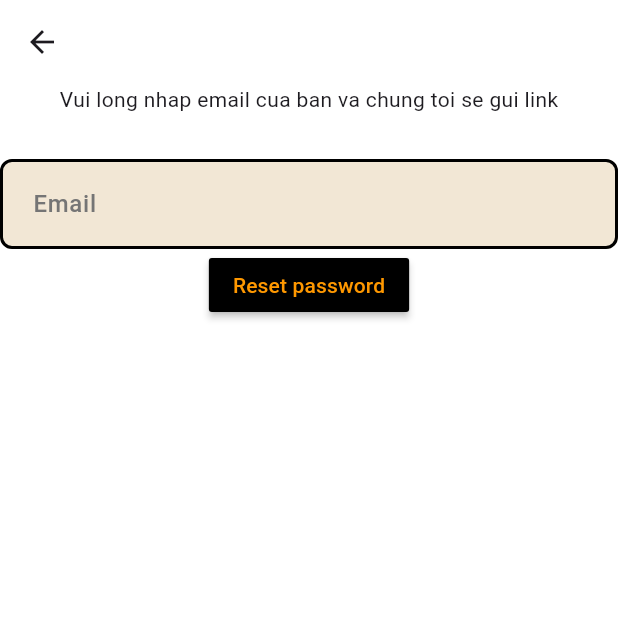
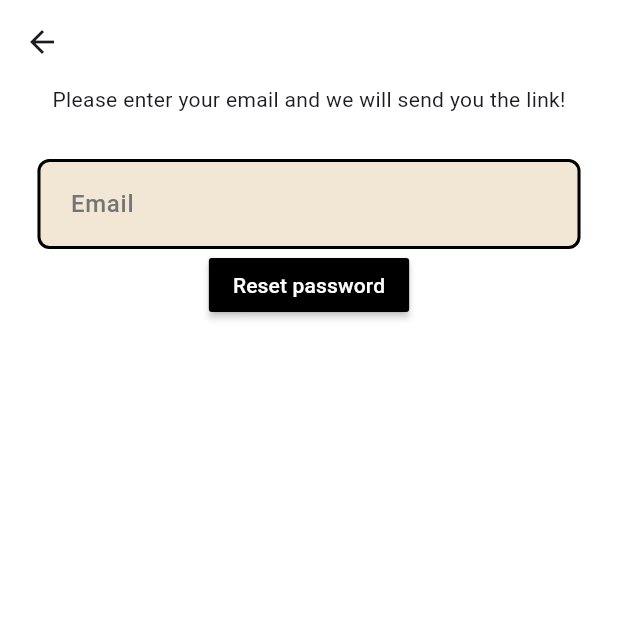
Before and after one commit to viet290423/DoAnLienNganh_Nhom1, a Flutter app: the ForgotPasswordPage screen opened directly, on a phone screen of 412 x 824 dp, the top half of it. Run offline on Flutter 3.47's test engine with Material 3 defaults, Android fonts, the phone set to English and light mode, and no system bars; our stand-ins replace camera, cloud_firestore, firebase_auth, firebase_core, firebase_messaging, firebase_storage and 11 more; accounts and stored records are empty; network calls fail; Roboto replaces fonts that are missing (Montserrat).

```diff
--- a/fuzzysnap/lib/auth/forgot_pw_page.dart
+++ b/fuzzysnap/lib/auth/forgot_pw_page.dart
@@ -44,17 +44,22 @@ class _ForgotPasswordPageState extends State<ForgotPasswordPage> {
   @override
   Widget build(BuildContext context) {
     return Scaffold(
+        backgroundColor: Theme.of(context).colorScheme.surface,
         appBar: AppBar(),
         body: Column(
           children: [
-            const Text("Vui long nhap email cua ban va chung toi se gui link"),
+            const Text(
+                "Please enter your email and we will send you the link!"),
             const SizedBox(
               height: 30,
             ),
-            MyTextField(
-                controller: emailController,
-                hintText: "Email",
-                obscureText: false),
+            Padding(
+              padding: const EdgeInsets.symmetric(horizontal: 25),
+              child: MyTextField(
+                  controller: emailController,
+                  hintText: "Email",
+                  obscureText: false),
+            ),
             MaterialButton(
               onPressed: () {
                 passwordReset();
@@ -62,7 +67,7 @@ class _ForgotPasswordPageState extends State<ForgotPasswordPage> {
               color: Colors.black,
               child: const Text(
                 "Reset password",
-                style: TextStyle(color: Colors.orange),
+                style: TextStyle(color: Colors.white),
               ),
             )
           ],
```
Also changed, not shown: fuzzysnap/lib/database/firestore.dart (+11 -1 lines), fuzzysnap/lib/pages/account/account_page.dart (+20 -2 lines), fuzzysnap/lib/pages/home_page.dart (+49 -14 lines), fuzzysnap/lib/pages/main_page.dart (+17 -8 lines), fuzzysnap/lib/pages/search_friend_page.dart (+6 -1 lines).
